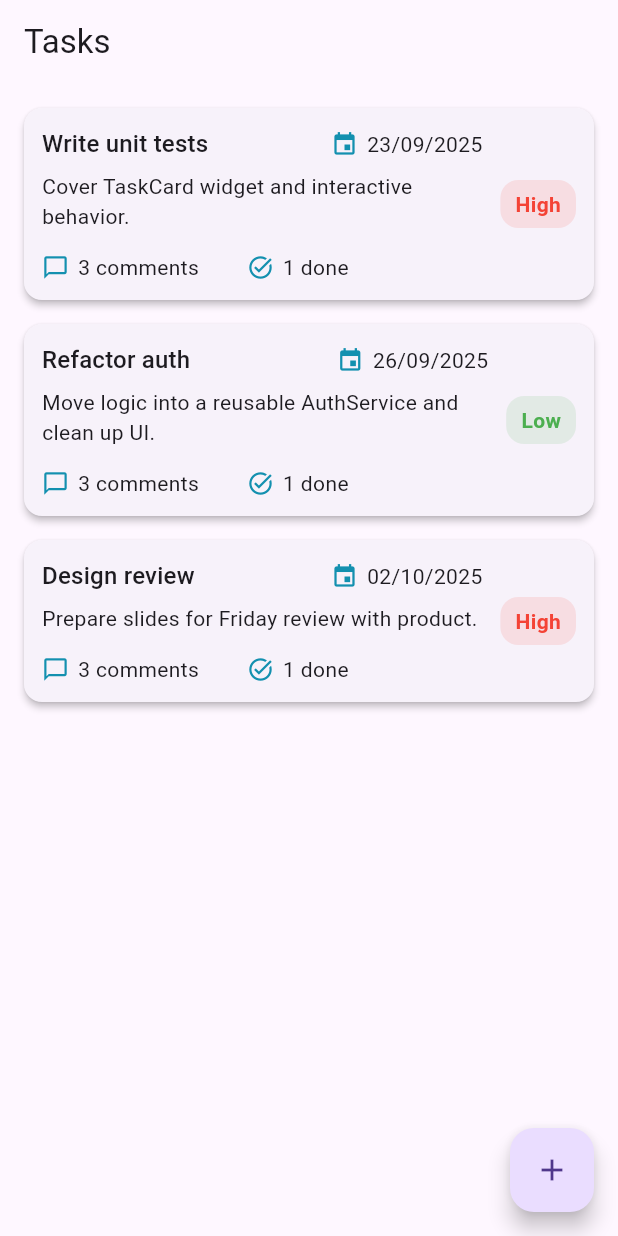
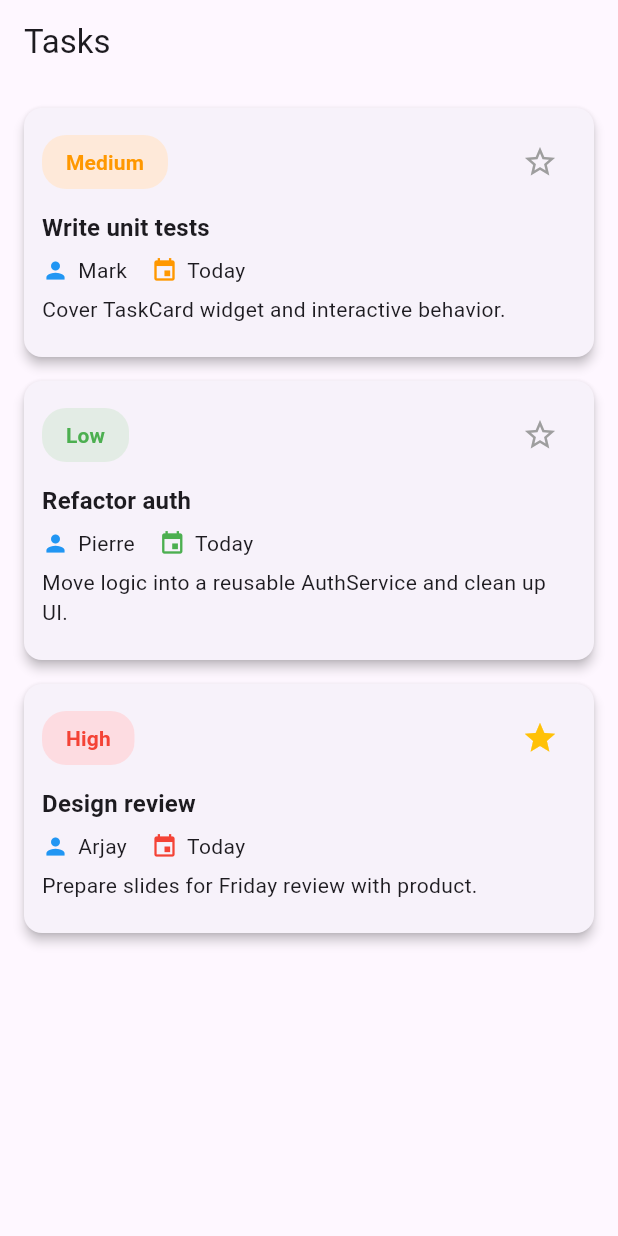
Before and after one commit to markCc01001-arch/widgets_practice, a Flutter app: the screen it shows after launch, on a phone screen of 412 x 824 dp. Run offline on Flutter 3.47's test engine with Material 3 defaults, Android fonts, the phone set to English and light mode, and no system bars.

Commit message:
B: added dueDate and assignee to TaskCard

```diff
--- a/lib/main.dart
+++ b/lib/main.dart
@@ -16,27 +16,38 @@ class TaskApp extends StatelessWidget {
   }
 }
 
-class TaskListPage extends StatelessWidget {
+class TaskListPage extends StatefulWidget {
   const TaskListPage({super.key});
 
-  static final _demoTasks = [
+  @override
+  State<TaskListPage> createState() => _TaskListPageState();
+}
+
+class _TaskListPageState extends State<TaskListPage> {
+  final List<Map<String, dynamic>> _demoTasks = [
     {
       'title': 'Write unit tests',
       'description': 'Cover TaskCard widget and interactive behavior.',
-      'priority': 'High',
+      'priority': 'Medium',
       'date': '23/09/2025',
+      'name': 'Mark',
+      'isImportant': false, // 👈 added
     },
     {
       'title': 'Refactor auth',
       'description': 'Move logic into a reusable AuthService and clean up UI.',
       'priority': 'Low',
       'date': '26/09/2025',
+      'name': 'Pierre',
+      'isImportant': false,
     },
     {
       'title': 'Design review',
       'description': 'Prepare slides for Friday review with product.',
       'priority': 'High',
       'date': '02/10/2025',
+      'name': 'Arjay',
+      'isImportant': true,
     },
   ];
 
@@ -54,15 +65,18 @@ class TaskListPage extends StatelessWidget {
             title: t['title']!,
             description: t['description']!,
             priority: t['priority']!,
-            dateLabel: t['date']!,
+            assignee: t['name']!,
+            isImportant: t['isImportant'],
+            onToggleImportant: () {
+              setState(() {
+                _demoTasks[i]['isImportant'] = !_demoTasks[i]['isImportant'];
+              });
+            },
           );
         },
       ),
-      floatingActionButton: FloatingActionButton(
-        onPressed: () => _openAddModal(context),
-        child: const Icon(Icons.add),
-      ),
     );
+  }
 }
 
 void _openAddModal(BuildContext context) {
@@ -81,9 +95,7 @@ class TaskListPage extends StatelessWidget {
             children: [
               Text('Add Task', style: Theme.of(context).textTheme.titleLarge),
               const SizedBox(height: 12),
-                const TextField(
-                  decoration: InputDecoration(labelText: 'Title'),
-                ),
+              const TextField(decoration: InputDecoration(labelText: 'Title')),
               const SizedBox(height: 8),
               const TextField(
                 maxLines: 2,
@@ -108,4 +120,3 @@ class TaskListPage extends StatelessWidget {
     },
   );
 }
-}
--- a/lib/widgets/task_card.dart
+++ b/lib/widgets/task_card.dart
@@ -10,6 +10,9 @@ class TaskCard extends StatelessWidget {
   final String description;
   final String priority;
   final String dateLabel; // <-- new
+  final String assignee;
+  final bool isImportant;
+  final VoidCallback? onToggleImportant; // 👈 new
 
   const TaskCard({
     super.key,
@@ -17,63 +20,81 @@ class TaskCard extends StatelessWidget {
     required this.description,
     required this.priority,
     this.dateLabel = 'Today', // <-- default fallback
+    required this.assignee,
+    this.isImportant = false,
+    this.onToggleImportant, // 👈 optional callback
   });
+  Color _priorityColor(String priority) {
+    switch (priority.toLowerCase()) {
+      case 'high':
+        return Colors.red;
+      case 'medium':
+        return Colors.orange;
+      default:
+        return Colors.green;
+    }
+  }
 
   @override
   Widget build(BuildContext context) {
     return Card(
-      elevation: 2,
+      elevation: 3,
+      shape: RoundedRectangleBorder(borderRadius: BorderRadius.circular(12)),
       child: Padding(
         padding: const EdgeInsets.all(12),
-        child: Row(
-          children: [
-            Expanded(
         child: Column(
           crossAxisAlignment: CrossAxisAlignment.start,
           children: [
+            // Row: Priority badge + Important star
+            Row(
+              mainAxisAlignment: MainAxisAlignment.spaceBetween,
+              children: [
+                _PriorityBadge(priority: priority),
+                IconButton(
+                  icon: Icon(
+                    isImportant ? Icons.star : Icons.star_border,
+                    color: isImportant ? Colors.amber : Colors.grey,
+                  ),
+                  onPressed: onToggleImportant, // 👈 call parent
+                ),
+              ],
+            ),
+
+            const SizedBox(height: 8),
+
+            // Title
+            Text(
+              title,
+              style: Theme.of(
+                context,
+              ).textTheme.titleMedium?.copyWith(fontWeight: FontWeight.bold),
+            ),
+
+            const SizedBox(height: 6),
+
+            // Assignee + Due Date
             Row(
               children: [
-                      Expanded(
-                        child: Text(
-                          title,
-                          style: Theme.of(context).textTheme.titleMedium,
+                IconLabel(
+                  icon: Icons.person,
+                  label: assignee,
+                  iconColor: Colors.blue,
                 ),
-                      ),
-                      // small hint to show composition: IconLabel can be reused elsewhere
+                const SizedBox(width: 16),
                 IconLabel(
                   icon: Icons.event,
                   label: dateLabel,
-                        iconColor: Color.fromRGBO(19, 144, 175, 1),
+                  iconColor: _priorityColor(priority),
                 ),
               ],
             ),
+
             const SizedBox(height: 6),
-                  Text(
-                    description,
-                    maxLines: 2,
-                    overflow: TextOverflow.ellipsis,
-                  ),
-                  const SizedBox(height: 14),
-                  Row(
-                    children: [
-                      IconLabel(
-                        icon: Icons.chat_bubble_outline,
-                        label: '3 comments',
-                        iconColor: Color.fromRGBO(19, 144, 175, 1),
-                      ),
-                      const SizedBox(width: 32),
-                      IconLabel(
-                        icon: Icons.task_alt,
-                        label: '1 done',
-                        iconColor: Color.fromRGBO(19, 144, 175, 1),
-                      ),
-                    ],
-                  ),
-                ],
-              ),
-            ),
-            const SizedBox(width: 12),
-            _PriorityBadge(priority: priority),
+
+            // Description
+            Text(description, maxLines: 2, overflow: TextOverflow.ellipsis),
+
+            const SizedBox(height: 10),
           ],
         ),
       ),
@@ -86,21 +107,27 @@ class _PriorityBadge extends StatelessWidget {
   final String priority;
   const _PriorityBadge({super.key, required this.priority});
 
-  Color get _color =>
-      priority.toLowerCase() == 'high' ? Colors.red : Colors.green;
+  Color get _color {
+    switch (priority.toLowerCase()) {
+      case 'high':
+        return Colors.red;
+      case 'medium':
+        return Colors.orange;
+      default:
+        return Colors.green;
+    }
+  }
 
   @override
   Widget build(BuildContext context) {
-    return Container(
-      padding: const EdgeInsets.symmetric(horizontal: 10, vertical: 6),
-      decoration: BoxDecoration(
-        color: _color.withOpacity(0.12),
-        borderRadius: BorderRadius.circular(12),
+    return Chip(
+      backgroundColor: _color.withOpacity(0.15),
+      label: Text(
+        priority,
+        style: TextStyle(color: _color, fontWeight: FontWeight.bold),
       ),
-      child: Text(
-        priority,
-        style: TextStyle(color: _color, fontWeight: FontWeight.w600),
-      ),
+      shape: RoundedRectangleBorder(borderRadius: BorderRadius.circular(16)),
+      side: BorderSide.none, // 👈 explicitly removes the outline
     );
   }
 }
```
Lines whose indentation alone changed are shown as unchanged.
